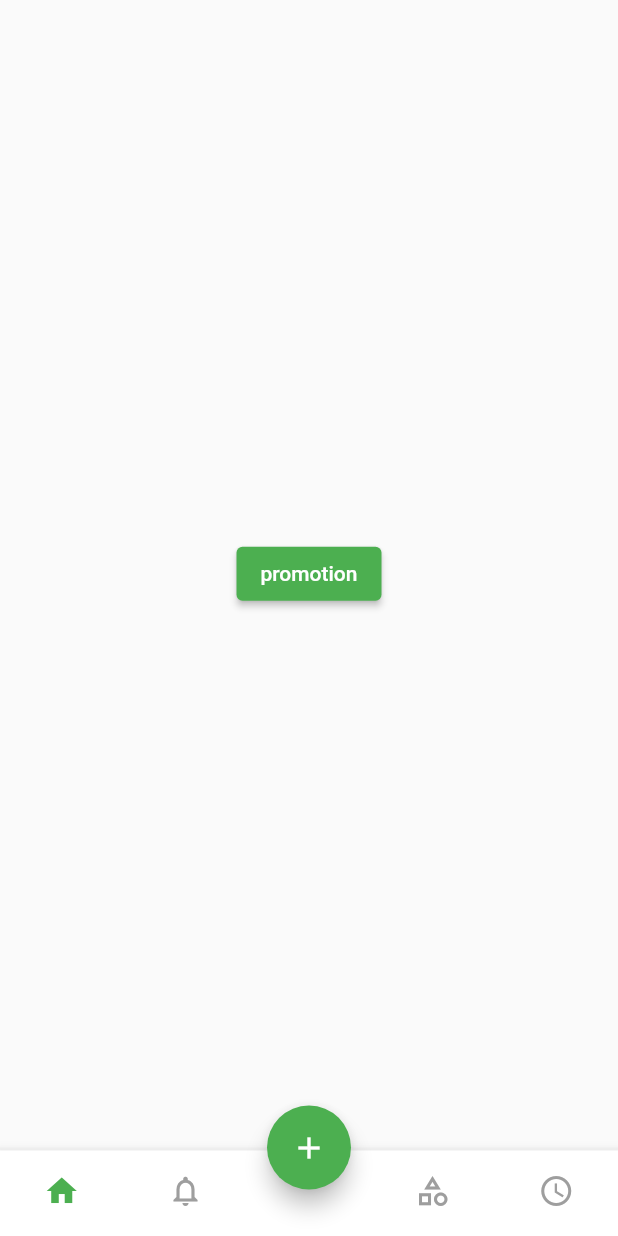
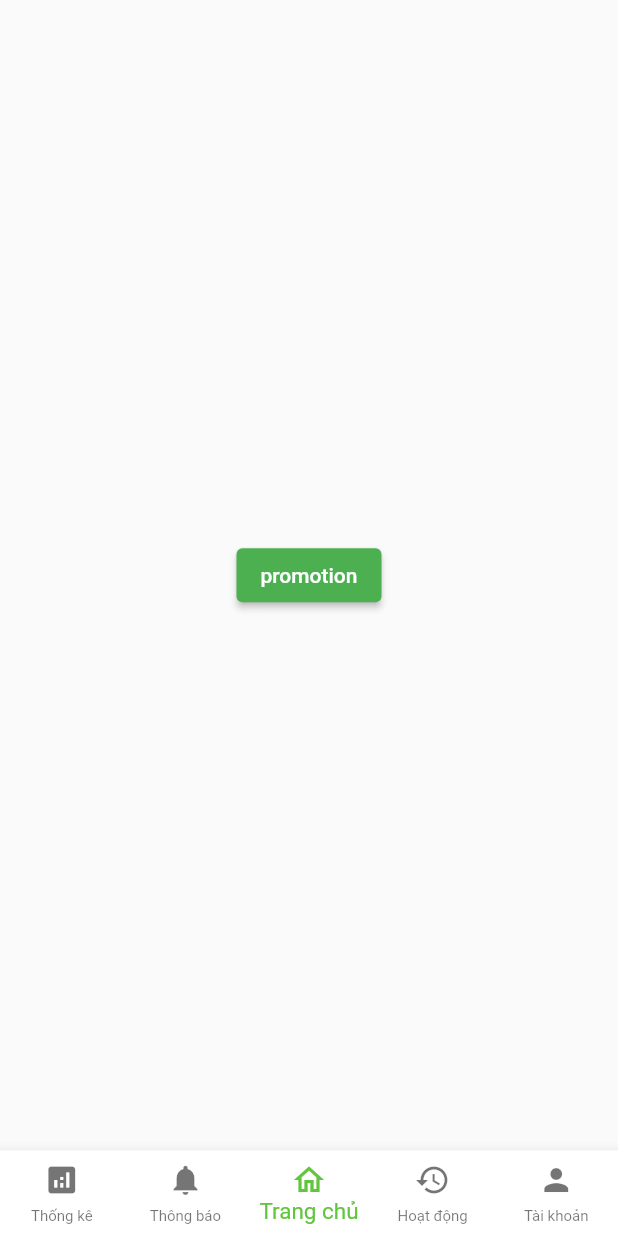
Before and after one commit to Baoth99/SCSS.Mobile.Dealer, a Flutter app: the BotNavView screen opened by its route, on a phone screen of 412 x 824 dp. Run offline on Flutter 3.47's test engine with Material 2 defaults, Android fonts, the phone set to English and light mode, and no system bars; drawn by our look-alikes of flutter_easyloading; our stand-ins replace cool_alert, device_info_plus, dropdown_search, equatable, firebase_core, firebase_messaging and 9 more; missing offline and left inert: flutter_barcode_scanner, flutter_flavor; accounts and stored records are empty.

Commit message:
SCSS-152 Edit Bottom Navigation

```diff
--- a/lib/blocs/bot_nav_bloc.dart
+++ b/lib/blocs/bot_nav_bloc.dart
@@ -7,19 +7,6 @@ class BotNavBloc extends Bloc<BotNavEvent, BotNavState> {
 
   @override
   Stream<BotNavState> mapEventToState(BotNavEvent event) async* {
-    switch (event) {
-      case BotNavEvent.eventTapHome:
-        yield StateHome();
-        break;
-      case BotNavEvent.eventTapNotification:
-        yield StateNotification();
-        break;
-      case BotNavEvent.eventTapCategory:
-        yield StateCategory();
-        break;
-      case BotNavEvent.eventTapHistory:
-        yield StateHistory();
-        break;
-    }
+    if (event is EventTap) yield BotNavState(event.index);
   }
 }
--- a/lib/repositories/events/bot_nav_event.dart
+++ b/lib/repositories/events/bot_nav_event.dart
@@ -1,6 +1,12 @@
-enum BotNavEvent {
-  eventTapHome,
-  eventTapNotification,
-  eventTapCategory,
-  eventTapHistory
+import 'package:equatable/equatable.dart';
+
+abstract class BotNavEvent extends Equatable {}
+
+class EventTap extends BotNavEvent {
+  final int index;
+
+  EventTap(this.index);
+
+  @override
+  List<Object?> get props => [index];
 }
--- a/lib/repositories/states/bot_nav_state.dart
+++ b/lib/repositories/states/bot_nav_state.dart
@@ -1,19 +1,5 @@
-import 'package:dealer_app/utils/param_util.dart';
+class BotNavState {
+  final int index;
 
-abstract class BotNavState {}
-
-class StateHome extends BotNavState {
-  final int itemIndex = BotNavUtils.stateHomeIndex;
+  BotNavState(this.index);
 }
-
-class StateNotification extends BotNavState {
-  final int itemIndex = BotNavUtils.stateNotificationIndex;
-}
-
-class StateCategory extends BotNavState {
-  final int itemIndex = BotNavUtils.stateCategoryIndex;
-}
-
-class StateHistory extends BotNavState {
-  final int itemIndex = BotNavUtils.stateHistoryIndex;
-}
--- a/lib/ui/layouts/bot_nav_view.dart
+++ b/lib/ui/layouts/bot_nav_view.dart
@@ -9,41 +9,56 @@ import 'package:flutter_bloc/flutter_bloc.dart';
 import 'category_list_view.dart';
 import 'home_view.dart';
 
+enum BotNavItem {
+  STATISTIC,
+  NOTIFICATION,
+  HOME,
+  ACTIVITY,
+  PROFILE,
+}
+
+extension BotNavItemExtension on BotNavItem {
+  int get index {
+    switch (this) {
+      case BotNavItem.STATISTIC:
+        return 0;
+      case BotNavItem.NOTIFICATION:
+        return 1;
+      case BotNavItem.HOME:
+        return 2;
+      case BotNavItem.ACTIVITY:
+        return 3;
+      case BotNavItem.PROFILE:
+        return 4;
+      default:
+        return 2;
+    }
+  }
+}
+
 class BotNavView extends StatelessWidget {
   const BotNavView({Key? key}) : super(key: key);
 
   @override
   Widget build(BuildContext context) {
     return BlocProvider(
-      create: (context) => BotNavBloc(StateHome()),
-      child: BlocBuilder<BotNavBloc, BotNavState>(
-        builder: (_, state) {
-          return Scaffold(
-            body: state is StateHome
-                //todo: homepage
-                ? HomeView()
-                : state is StateNotification
-                    //todo: noti
-                    ? Container()
-                    : state is StateCategory
-                        ? CategoryListView()
-                        : TransactionHistoryView(),
-            floatingActionButtonLocation:
-                FloatingActionButtonLocation.centerDocked,
-            floatingActionButton: _floatingActionButton(context),
+      create: (context) => BotNavBloc(BotNavState(BotNavItem.HOME.index)),
+      child: Scaffold(
+        body: _body(),
         bottomNavigationBar: _botnav(),
-          );
-        },
       ),
     );
   }
 }
 
-_floatingActionButton(context) {
-  return FloatingActionButton(
-    child: Icon(Icons.add),
-    onPressed: () {
-      Navigator.pushNamed(context, CustomRoutes.createTransaction);
+_body() {
+  return BlocBuilder<BotNavBloc, BotNavState>(
+    builder: (context, state) {
+      if (state.index == BotNavItem.HOME.index) return HomeView();
+      if (state.index == BotNavItem.ACTIVITY.index)
+        return TransactionHistoryView();
+      else
+        return Container();
     },
   );
 }
@@ -51,78 +66,76 @@ _floatingActionButton(context) {
 _botnav() {
   return BlocBuilder<BotNavBloc, BotNavState>(
     builder: (context, state) {
-      return Theme(
-        data: ThemeData(
-          splashColor: Colors.transparent,
-          highlightColor: Colors.transparent,
-        ),
-        child: Container(
-          decoration: BoxDecoration(
-              border: Border(
-                  top: BorderSide(color: Colors.grey.shade100, width: 2))),
+      return BottomAppBar(
+        shape: const CircularNotchedRectangle(),
         child: BottomNavigationBar(
-            currentIndex: state is StateHome
-                ? StateHome().itemIndex
-                : state is StateNotification
-                    ? StateNotification().itemIndex
-                    : state is StateCategory
-                        ? StateCategory().itemIndex
-                        : StateHistory().itemIndex,
+          backgroundColor: Colors.transparent,
+          elevation: 0,
           type: BottomNavigationBarType.fixed,
-            backgroundColor: Colors.white,
-            selectedItemColor: Colors.green,
-            unselectedItemColor: Colors.grey,
+          selectedItemColor: Color(0xFF61C53D),
+          unselectedFontSize: 10,
           selectedFontSize: 15,
-            unselectedFontSize: 13,
-            showSelectedLabels: false,
-            showUnselectedLabels: false,
-            onTap: (value) {
-              switch (value) {
-                case BotNavUtils.stateHomeIndex:
-                  BlocProvider.of<BotNavBloc>(context)
-                      .add(BotNavEvent.eventTapHome);
-                  break;
-                case BotNavUtils.stateNotificationIndex:
-                  BlocProvider.of<BotNavBloc>(context)
-                      .add(BotNavEvent.eventTapNotification);
-                  break;
-                case BotNavUtils.stateCategoryIndex:
-                  BlocProvider.of<BotNavBloc>(context)
-                      .add(BotNavEvent.eventTapCategory);
-                  break;
-                case BotNavUtils.stateHistoryIndex:
-                  BlocProvider.of<BotNavBloc>(context)
-                      .add(BotNavEvent.eventTapHistory);
-                  break;
-              }
-            },
-            items: [
+          currentIndex: state.index,
+          items: <BottomNavigationBarItem>[
             BottomNavigationBarItem(
-                label: '',
-                icon: Icon(Icons.home_outlined),
-                activeIcon: Icon(Icons.home),
+              label: 'Thống kê',
+              icon: Icon(Icons.analytics),
+              activeIcon: Icon(Icons.analytics_outlined),
             ),
             BottomNavigationBarItem(
-                label: '',
-                icon: Icon(Icons.notifications_outlined),
-                activeIcon: Icon(Icons.notifications),
+              label: 'Thông báo',
+              icon: Stack(
+                clipBehavior: Clip.none,
+                children: [
+                  Icon(Icons.notifications),
+                  // sno.unreadCount > 0
+                  //     ? Positioned(
+                  //         // draw a red marble
+                  //         top: -25.0.h,
+                  //         right: -20.0.w,
+                  //         child: Container(
+                  //           width: 60.w,
+                  //           height: 60.h,
+                  //           decoration: const BoxDecoration(
+                  //             shape: BoxShape.circle,
+                  //             color: Colors.red,
+                  //           ),
+                  //           child: Center(
+                  //             child: CustomText(
+                  //               color: Colors.white,
+                  //               text: sno.unreadCount <= 99
+                  //                   ? '${sno.unreadCount}'
+                  //                   : '99+',
+                  //               fontSize: 30.sp,
+                  //               fontWeight: FontWeight.w600,
+                  //             ),
+                  //           ),
+                  //         ),
+                  //       )
+                  //     : const SizedBox.shrink(),
+                ],
+              ),
+              activeIcon: Icon(Icons.notifications_outlined),
             ),
             BottomNavigationBarItem(
-                label: '',
-                icon: Container(width: 1),
+              label: 'Trang chủ',
+              icon: Icon(Icons.home),
+              activeIcon: Icon(Icons.home_outlined),
             ),
             BottomNavigationBarItem(
-                label: '',
-                icon: Icon(Icons.category_outlined),
-                activeIcon: Icon(Icons.category),
+              label: 'Hoạt động',
+              icon: Icon(Icons.history),
+              activeIcon: Icon(Icons.history_outlined),
             ),
             BottomNavigationBarItem(
-                label: '',
-                icon: Icon(Icons.watch_later_outlined),
-                activeIcon: Icon(Icons.watch_later),
+              label: 'Tài khoản',
+              icon: Icon(Icons.person),
+              activeIcon: Icon(Icons.person_outline),
             ),
           ],
-          ),
+          onTap: (value) {
+            BlocProvider.of<BotNavBloc>(context).add(EventTap(value));
+          },
         ),
       );
     },
--- a/lib/utils/param_util.dart
+++ b/lib/utils/param_util.dart
@@ -2,13 +2,6 @@ import 'package:dealer_app/repositories/models/collect_deal_transaction_detail_m
 import 'package:dealer_app/repositories/models/scrap_category_model.dart';
 import 'package:flutter/material.dart';
 import 'package:intl/intl.dart';
-
-class BotNavUtils {
-  static const int stateHomeIndex = 0;
-  static const int stateNotificationIndex = 1;
-  static const int stateCategoryIndex = 3;
-  static const int stateHistoryIndex = 4;
-}
 
 class CustomTexts {
   static const String categoryScreenTitle = 'Danh mục';
```
Lines whose indentation alone changed are shown as unchanged.
